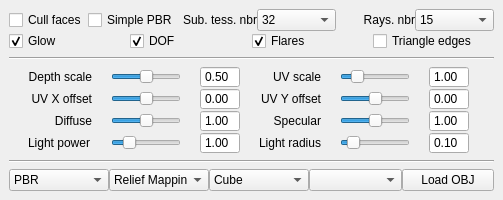
Before: the Qt Designer form Sources/dockwidget3dsettings.ui in kmkolasinski/AwesomeBump, drawn with Qt 5.
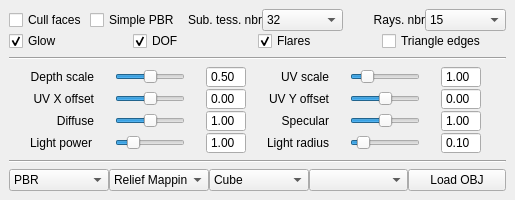
After: the same form once the commit is applied.

```diff
--- a/Sources/dockwidget3dsettings.ui
+++ b/Sources/dockwidget3dsettings.ui
@@ -9,7 +9,7 @@
    <rect>
     <x>0</x>
     <y>0</y>
-    <width>503</width>
+    <width>515</width>
     <height>200</height>
    </rect>
   </property>
@@ -21,7 +21,7 @@
   </property>
   <property name="minimumSize">
    <size>
-    <width>490</width>
+    <width>515</width>
     <height>200</height>
    </size>
   </property>
```
Left out of the diff: 4 changed lines with no effect on the pictures.
